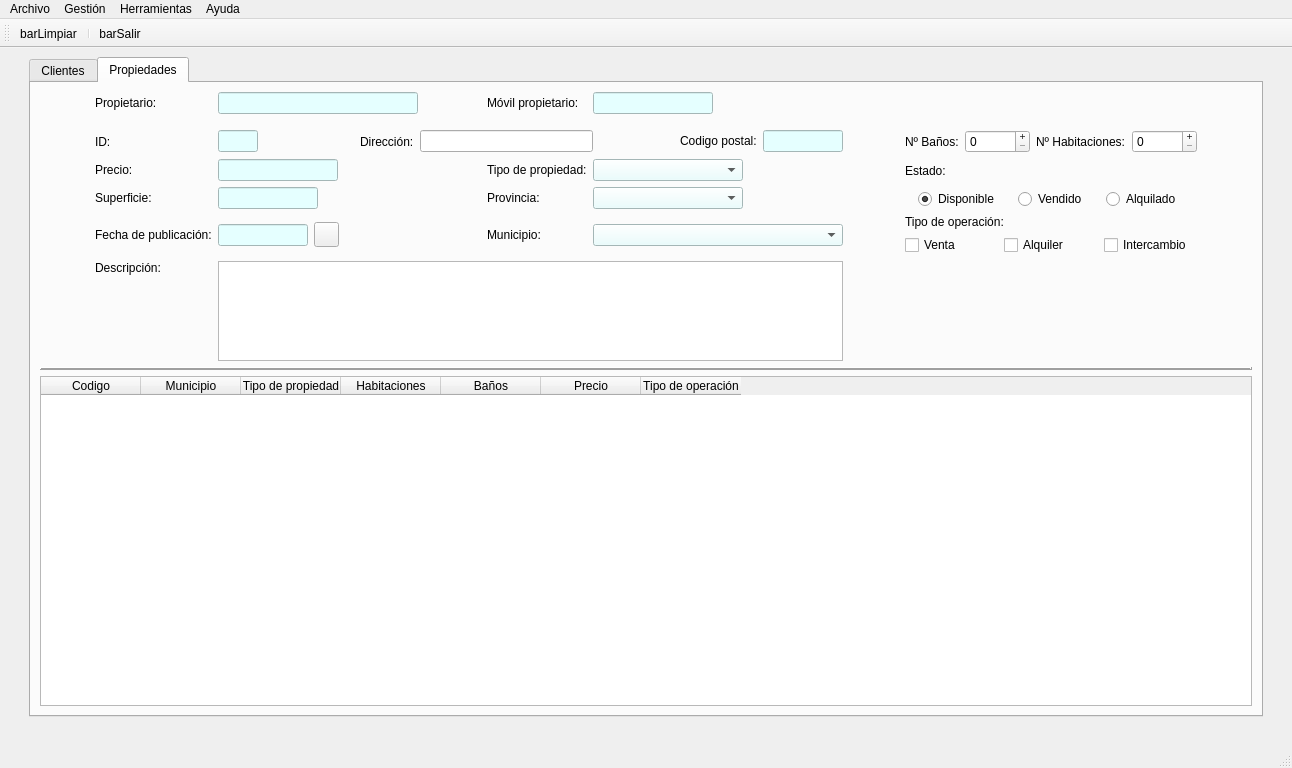
Semperz/ProyectoDI, file templates/venPrincipal.ui: the form before one commit.
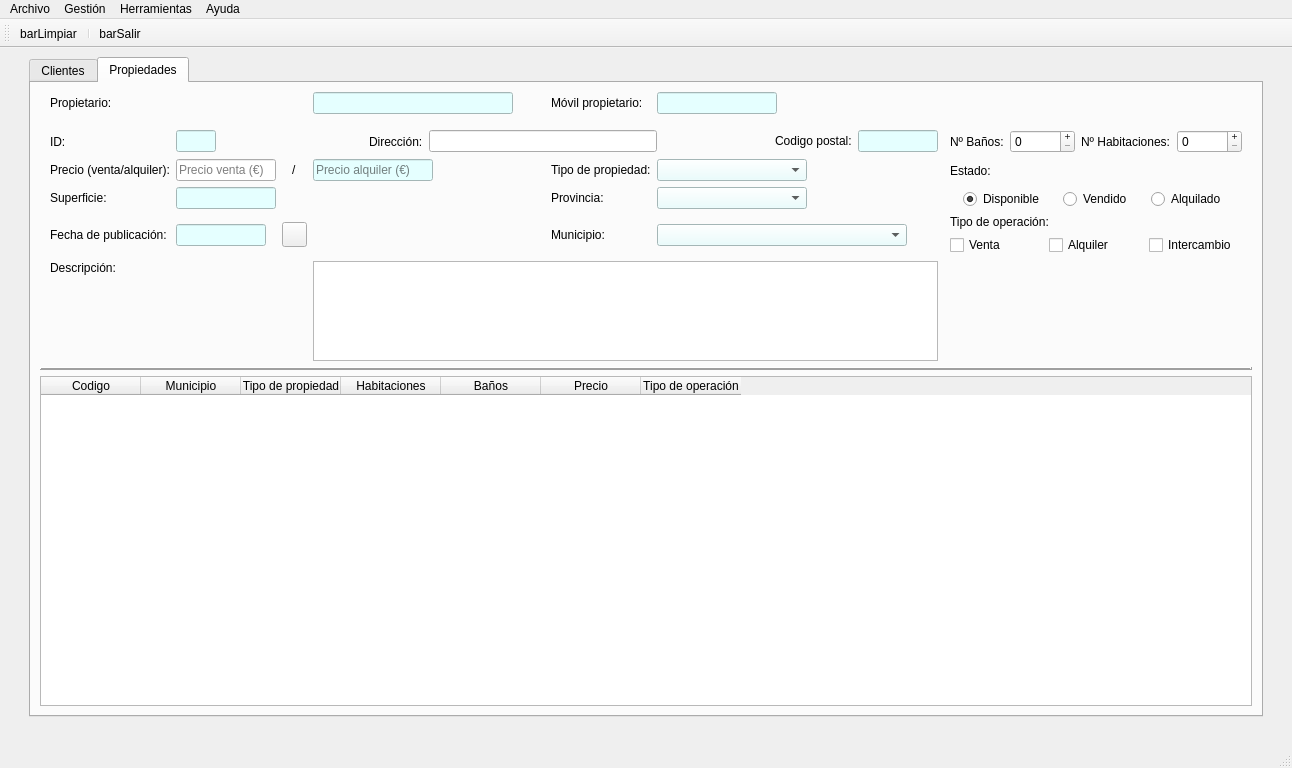
The form after the commit. Icons and pictures are not drawn.

Commit message: feat(main.java): add pop up window propiedades and new labels

```diff
--- a/templates/venPrincipal.ui
+++ b/templates/venPrincipal.ui
@@ -837,6 +837,156 @@
        <layout class="QGridLayout" name="gridLayout_5">
         <item row="0" column="1">
          <layout class="QGridLayout" name="gridLayout_4">
+          <item row="4" column="1">
+           <widget class="QLabel" name="lblSuperprop">
+            <property name="text">
+             <string>Superficie:</string>
+            </property>
+           </widget>
+          </item>
+          <item row="3" column="15" rowspan="2">
+           <layout class="QVBoxLayout" name="verticalLayout_2">
+            <item>
+             <widget class="QLabel" name="lblEstadoprop">
+              <property name="sizePolicy">
+               <sizepolicy hsizetype="Preferred" vsizetype="Preferred">
+                <horstretch>0</horstretch>
+                <verstretch>0</verstretch>
+               </sizepolicy>
+              </property>
+              <property name="text">
+               <string>Estado: </string>
+              </property>
+             </widget>
+            </item>
+            <item>
+             <layout class="QHBoxLayout" name="horizontalLayout_3">
+              <item>
+               <widget class="QRadioButton" name="rbtDisponibleprop">
+                <property name="sizePolicy">
+                 <sizepolicy hsizetype="Fixed" vsizetype="Fixed">
+                  <horstretch>0</horstretch>
+                  <verstretch>0</verstretch>
+                 </sizepolicy>
+                </property>
+                <property name="text">
+                 <string>Disponible</string>
+                </property>
+                <property name="checked">
+                 <bool>true</bool>
+                </property>
+                <attribute name="buttonGroup">
+                 <string notr="true">btnGroupTipoOprop</string>
+                </attribute>
+               </widget>
+              </item>
+              <item>
+               <widget class="QRadioButton" name="rbtVendidoprop">
+                <property name="sizePolicy">
+                 <sizepolicy hsizetype="Fixed" vsizetype="Fixed">
+                  <horstretch>0</horstretch>
+                  <verstretch>0</verstretch>
+                 </sizepolicy>
+                </property>
+                <property name="text">
+                 <string>Vendido</string>
+                </property>
+                <attribute name="buttonGroup">
+                 <string notr="true">btnGroupTipoOprop</string>
+                </attribute>
+               </widget>
+              </item>
+              <item>
+               <widget class="QRadioButton" name="rbtAlquiladoprop">
+                <property name="sizePolicy">
+                 <sizepolicy hsizetype="Fixed" vsizetype="Fixed">
+                  <horstretch>0</horstretch>
+                  <verstretch>0</verstretch>
+                 </sizepolicy>
+                </property>
+                <property name="text">
+                 <string>Alquilado</string>
+                </property>
+                <attribute name="buttonGroup">
+                 <string notr="true">btnGroupTipoOprop</string>
+                </attribute>
+               </widget>
+              </item>
+             </layout>
+            </item>
+           </layout>
+          </item>
+          <item row="2" column="7" colspan="4">
+           <widget class="QLineEdit" name="lineEdit"/>
+          </item>
+          <item row="0" column="4" colspan="5">
+           <widget class="QLineEdit" name="txtProp">
+            <property name="minimumSize">
+             <size>
+              <width>200</width>
+              <height>0</height>
+             </size>
+            </property>
+            <property name="maximumSize">
+             <size>
+              <width>200</width>
+              <height>16777215</height>
+             </size>
+            </property>
+            <property name="styleSheet">
+             <string notr="true">background-color:rgb(229, 255, 255);</string>
+            </property>
+            <property name="text">
+             <string/>
+            </property>
+           </widget>
+          </item>
+          <item row="5" column="1">
+           <widget class="QLabel" name="lblFechaprop">
+            <property name="text">
+             <string>Fecha de publicación:</string>
+            </property>
+           </widget>
+          </item>
+          <item row="0" column="9">
+           <widget class="QLabel" name="lblMovilprop">
+            <property name="text">
+             <string>Móvil propietario:</string>
+            </property>
+           </widget>
+          </item>
+          <item row="3" column="10" colspan="3">
+           <widget class="QComboBox" name="cmbTipoprop">
+            <property name="minimumSize">
+             <size>
+              <width>150</width>
+              <height>0</height>
+             </size>
+            </property>
+            <property name="maximumSize">
+             <size>
+              <width>150</width>
+              <height>16777215</height>
+             </size>
+            </property>
+            <property name="styleSheet">
+             <string notr="true">background-color:rgb(229, 255, 255);</string>
+            </property>
+           </widget>
+          </item>
+          <item row="2" column="14">
+           <spacer name="horizontalSpacer_11">
+            <property name="orientation">
+             <enum>Qt::Horizontal</enum>
+            </property>
+            <property name="sizeHint" stdset="0">
+             <size>
+              <width>20</width>
+              <height>20</height>
+             </size>
+            </property>
+           </spacer>
+          </item>
           <item row="0" column="0">
            <spacer name="horizontalSpacer_17">
             <property name="orientation">
@@ -850,7 +1000,23 @@
             </property>
            </spacer>
           </item>
-          <item row="1" column="0" colspan="15">
+          <item row="2" column="5">
+           <spacer name="horizontalSpacer_10">
+            <property name="orientation">
+             <enum>Qt::Horizontal</enum>
+            </property>
+            <property name="sizeType">
+             <enum>QSizePolicy::Fixed</enum>
+            </property>
+            <property name="sizeHint" stdset="0">
+             <size>
+              <width>40</width>
+              <height>20</height>
+             </size>
+            </property>
+           </spacer>
+          </item>
+          <item row="1" column="0" colspan="17">
            <spacer name="verticalSpacer_5">
             <property name="orientation">
              <enum>Qt::Vertical</enum>
@@ -866,7 +1032,7 @@
             </property>
            </spacer>
           </item>
-          <item row="0" column="14">
+          <item row="0" column="16">
            <spacer name="horizontalSpacer_18">
             <property name="orientation">
              <enum>Qt::Horizontal</enum>
@@ -879,7 +1045,7 @@
             </property>
            </spacer>
           </item>
-          <item row="2" column="9">
+          <item row="2" column="11">
            <spacer name="horizontalSpacer_19">
             <property name="orientation">
              <enum>Qt::Horizontal</enum>
@@ -892,23 +1058,7 @@
             </property>
            </spacer>
           </item>
-          <item row="2" column="3">
-           <spacer name="horizontalSpacer_10">
-            <property name="orientation">
-             <enum>Qt::Horizontal</enum>
-            </property>
-            <property name="sizeType">
-             <enum>QSizePolicy::Fixed</enum>
-            </property>
-            <property name="sizeHint" stdset="0">
-             <size>
-              <width>40</width>
-              <height>20</height>
-             </size>
-            </property>
-           </spacer>
-          </item>
-          <item row="3" column="6" rowspan="3">
+          <item row="3" column="8" rowspan="3">
            <spacer name="horizontalSpacer_14">
             <property name="orientation">
              <enum>Qt::Horizontal</enum>
@@ -921,90 +1071,7 @@
             </property>
            </spacer>
           </item>
-          <item row="2" column="12">
-           <spacer name="horizontalSpacer_11">
-            <property name="orientation">
-             <enum>Qt::Horizontal</enum>
-            </property>
-            <property name="sizeHint" stdset="0">
-             <size>
-              <width>20</width>
-              <height>20</height>
-             </size>
-            </property>
-           </spacer>
-          </item>
-          <item row="2" column="14" rowspan="5">
-           <spacer name="horizontalSpacer_16">
-            <property name="orientation">
-             <enum>Qt::Horizontal</enum>
-            </property>
-            <property name="sizeHint" stdset="0">
-             <size>
-              <width>40</width>
-              <height>20</height>
-             </size>
-            </property>
-           </spacer>
-          </item>
-          <item row="5" column="2">
-           <widget class="QLineEdit" name="txtFechaprop">
-            <property name="minimumSize">
-             <size>
-              <width>90</width>
-              <height>4</height>
-             </size>
-            </property>
-            <property name="maximumSize">
-             <size>
-              <width>90</width>
-              <height>16777215</height>
-             </size>
-            </property>
-            <property name="styleSheet">
-             <string notr="true">background-color:rgb(229, 255, 255);</string>
-            </property>
-            <property name="alignment">
-             <set>Qt::AlignCenter</set>
-            </property>
-           </widget>
-          </item>
-          <item row="5" column="3">
-           <widget class="QPushButton" name="btnFechaprop">
-            <property name="minimumSize">
-             <size>
-              <width>25</width>
-              <height>25</height>
-             </size>
-            </property>
-            <property name="maximumSize">
-             <size>
-              <width>25</width>
-              <height>25</height>
-             </size>
-            </property>
-            <property name="styleSheet">
-             <string notr="true"/>
-            </property>
-            <property name="text">
-             <string/>
-            </property>
-            <property name="icon">
-             <iconset>
-              <normaloff>../img/calendario.ico</normaloff>../img/calendario.ico</iconset>
-            </property>
-            <property name="iconSize">
-             <size>
-              <width>25</width>
-              <height>25</height>
-             </size>
-            </property>
-            <property name="checkable">
-             <bool>false</bool>
-            </property>
-           </widget>
-          </item>
-          <item row="5" column="7">
+          <item row="5" column="9">
            <widget class="QLabel" name="lblMuniprop">
             <property name="sizePolicy">
              <sizepolicy hsizetype="Fixed" vsizetype="Fixed">
@@ -1023,14 +1090,27 @@
             </property>
            </widget>
           </item>
-          <item row="2" column="1">
-           <widget class="QLabel" name="lblID">
+          <item row="2" column="16" rowspan="5">
+           <spacer name="horizontalSpacer_16">
+            <property name="orientation">
+             <enum>Qt::Horizontal</enum>
+            </property>
+            <property name="sizeHint" stdset="0">
+             <size>
+              <width>40</width>
+              <height>20</height>
+             </size>
+            </property>
+           </spacer>
+          </item>
+          <item row="4" column="9">
+           <widget class="QLabel" name="lblProvprop">
             <property name="text">
-             <string>ID:</string>
+             <string>Provincia:</string>
             </property>
            </widget>
           </item>
-          <item row="0" column="8" colspan="3">
+          <item row="0" column="10" colspan="3">
            <widget class="QLineEdit" name="txtMovilprop">
             <property name="minimumSize">
              <size>
@@ -1052,7 +1132,7 @@
             </property>
            </widget>
           </item>
-          <item row="3" column="2" colspan="4">
+          <item row="3" column="4" colspan="4">
            <widget class="QLineEdit" name="txtPrecioprop">
             <property name="minimumSize">
              <size>
@@ -1075,16 +1155,12 @@
             <property name="maxLength">
              <number>32780</number>
             </property>
-           </widget>
-          </item>
-          <item row="4" column="7">
-           <widget class="QLabel" name="lblProvprop">
-            <property name="text">
-             <string>Provincia:</string>
+            <property name="placeholderText">
+             <string>Precio alquiler (€)</string>
             </property>
            </widget>
           </item>
-          <item row="3" column="7">
+          <item row="3" column="9">
            <widget class="QLabel" name="lblTipoprop">
             <property name="sizePolicy">
              <sizepolicy hsizetype="Preferred" vsizetype="Preferred">
@@ -1097,31 +1173,10 @@
             </property>
            </widget>
           </item>
-          <item row="4" column="2" colspan="3">
-           <widget class="QLineEdit" name="txtSuperprop">
-            <property name="sizePolicy">
-             <sizepolicy hsizetype="Expanding" vsizetype="Fixed">
-              <horstretch>0</horstretch>
-              <verstretch>0</verstretch>
-             </sizepolicy>
-            </property>
-            <property name="minimumSize">
-             <size>
-              <width>100</width>
-              <height>0</height>
-             </size>
-            </property>
-            <property name="maximumSize">
-             <size>
-              <width>100</width>
-              <height>16777215</height>
-             </size>
-            </property>
-            <property name="styleSheet">
-             <string notr="true">background-color:rgb(229, 255, 255);</string>
-            </property>
+          <item row="2" column="1">
+           <widget class="QLabel" name="lblID">
             <property name="text">
-             <string/>
+             <string>ID:</string>
             </property>
            </widget>
           </item>
@@ -1151,7 +1206,7 @@
             </property>
            </widget>
           </item>
-          <item row="4" column="8" colspan="3">
+          <item row="4" column="10" colspan="3">
            <widget class="QComboBox" name="cmbProvprop">
             <property name="minimumSize">
              <size>
@@ -1170,7 +1225,7 @@
             </property>
            </widget>
           </item>
-          <item row="5" column="8" colspan="4">
+          <item row="5" column="10" colspan="4">
            <widget class="QComboBox" name="cmbMuniprop">
             <property name="sizePolicy">
              <sizepolicy hsizetype="Preferred" vsizetype="Fixed">
@@ -1195,151 +1250,7 @@
             </property>
            </widget>
           </item>
-          <item row="0" column="2" colspan="5">
-           <widget class="QLineEdit" name="txtProp">
-            <property name="minimumSize">
-             <size>
-              <width>200</width>
-              <height>0</height>
-             </size>
-            </property>
-            <property name="maximumSize">
-             <size>
-              <width>200</width>
-              <height>16777215</height>
-             </size>
-            </property>
-            <property name="styleSheet">
-             <string notr="true">background-color:rgb(229, 255, 255);</string>
-            </property>
-            <property name="text">
-             <string/>
-            </property>
-           </widget>
-          </item>
-          <item row="5" column="1">
-           <widget class="QLabel" name="lblFechaprop">
-            <property name="text">
-             <string>Fecha de publicación:</string>
-            </property>
-           </widget>
-          </item>
-          <item row="2" column="5" colspan="4">
-           <widget class="QLineEdit" name="lineEdit"/>
-          </item>
-          <item row="3" column="8" colspan="3">
-           <widget class="QComboBox" name="cmbTipoprop">
-            <property name="minimumSize">
-             <size>
-              <width>150</width>
-              <height>0</height>
-             </size>
-            </property>
-            <property name="maximumSize">
-             <size>
-              <width>150</width>
-              <height>16777215</height>
-             </size>
-            </property>
-            <property name="styleSheet">
-             <string notr="true">background-color:rgb(229, 255, 255);</string>
-            </property>
-           </widget>
-          </item>
-          <item row="0" column="7">
-           <widget class="QLabel" name="lblMovilprop">
-            <property name="text">
-             <string>Móvil propietario:</string>
-            </property>
-           </widget>
-          </item>
-          <item row="3" column="13" rowspan="2">
-           <layout class="QVBoxLayout" name="verticalLayout_2">
-            <item>
-             <widget class="QLabel" name="lblEstadoprop">
-              <property name="sizePolicy">
-               <sizepolicy hsizetype="Preferred" vsizetype="Preferred">
-                <horstretch>0</horstretch>
-                <verstretch>0</verstretch>
-               </sizepolicy>
-              </property>
-              <property name="text">
-               <string>Estado: </string>
-              </property>
-             </widget>
-            </item>
-            <item>
-             <layout class="QHBoxLayout" name="horizontalLayout_3">
-              <item>
-               <widget class="QRadioButton" name="rbtDisponibleprop">
-                <property name="sizePolicy">
-                 <sizepolicy hsizetype="Fixed" vsizetype="Fixed">
-                  <horstretch>0</horstretch>
-                  <verstretch>0</verstretch>
-                 </sizepolicy>
-                </property>
-                <property name="text">
-                 <string>Disponible</string>
-                </property>
-                <property name="checked">
-                 <bool>true</bool>
-                </property>
-                <attribute name="buttonGroup">
-                 <string notr="true">btnGroupTipoOprop</string>
-                </attribute>
-               </widget>
-              </item>
-              <item>
-               <widget class="QRadioButton" name="rbtVendidoprop">
-                <property name="sizePolicy">
-                 <sizepolicy hsizetype="Fixed" vsizetype="Fixed">
-                  <horstretch>0</horstretch>
-                  <verstretch>0</verstretch>
-                 </sizepolicy>
-                </property>
-                <property name="text">
-                 <string>Vendido</string>
-                </property>
-                <attribute name="buttonGroup">
-                 <string notr="true">btnGroupTipoOprop</string>
-                </attribute>
-               </widget>
-              </item>
-              <item>
-               <widget class="QRadioButton" name="rbtAlquiladoprop">
-                <property name="sizePolicy">
-                 <sizepolicy hsizetype="Fixed" vsizetype="Fixed">
-                  <horstretch>0</horstretch>
-                  <verstretch>0</verstretch>
-                 </sizepolicy>
-                </property>
-                <property name="text">
-                 <string>Alquilado</string>
-                </property>
-                <attribute name="buttonGroup">
-                 <string notr="true">btnGroupTipoOprop</string>
-                </attribute>
-               </widget>
-              </item>
-             </layout>
-            </item>
-           </layout>
-          </item>
-          <item row="4" column="1">
-           <widget class="QLabel" name="lblSuperprop">
-            <property name="text">
-             <string>Superficie:</string>
-            </property>
-           </widget>
-          </item>
-          <item row="2" column="4">
-           <widget class="QLabel" name="label">
-            <property name="text">
-             <string>Dirección:</string>
-            </property>
-           </widget>
-          </item>
-          <item row="2" column="10" alignment="Qt::AlignHCenter">
+          <item row="2" column="12" alignment="Qt::AlignHCenter">
            <widget class="QLabel" name="lblCPprop">
             <property name="sizePolicy">
              <sizepolicy hsizetype="Minimum" vsizetype="Fixed">
@@ -1352,7 +1263,14 @@
             </property>
            </widget>
           </item>
-          <item row="2" column="13">
+          <item row="2" column="6">
+           <widget class="QLabel" name="label">
+            <property name="text">
+             <string>Dirección:</string>
+            </property>
+           </widget>
+          </item>
+          <item row="2" column="15">
            <layout class="QHBoxLayout" name="horizontalLayout_5">
             <item>
              <widget class="QLabel" name="lblBanosprop">
@@ -1411,7 +1329,14 @@
             </item>
            </layout>
           </item>
-          <item row="5" column="13">
+          <item row="6" column="1" alignment="Qt::AlignTop">
+           <widget class="QLabel" name="lblDescriprop">
+            <property name="text">
+             <string>Descripción:</string>
+            </property>
+           </widget>
+          </item>
+          <item row="5" column="15">
            <layout class="QVBoxLayout" name="verticalLayout_3">
             <item>
              <widget class="QLabel" name="lblTipoperprop">
@@ -1450,14 +1375,7 @@
             </item>
            </layout>
           </item>
-          <item row="6" column="1" alignment="Qt::AlignTop">
-           <widget class="QLabel" name="lblDescriprop">
-            <property name="text">
-             <string>Descripción:</string>
-            </property>
-           </widget>
-          </item>
-          <item row="6" column="2" colspan="10">
+          <item row="6" column="4" colspan="10">
            <widget class="QTextEdit" name="areatxtDescriprop">
             <property name="sizePolicy">
              <sizepolicy hsizetype="Expanding" vsizetype="Fixed">
@@ -1479,7 +1397,7 @@
             </property>
            </widget>
           </item>
-          <item row="2" column="11">
+          <item row="2" column="13">
            <widget class="QLineEdit" name="txtCPprop">
             <property name="minimumSize">
              <size>
@@ -1504,7 +1422,49 @@
           <item row="3" column="1">
            <widget class="QLabel" name="lblPrecioprop">
             <property name="text">
-             <string>Precio:</string>
+             <string>Precio (venta/alquiler):</string>
+            </property>
+           </widget>
+          </item>
+          <item row="3" column="3" alignment="Qt::AlignHCenter">
+           <widget class="QLabel" name="label_2">
+            <property name="text">
+             <string>/</string>
+            </property>
+           </widget>
+          </item>
+          <item row="3" column="2">
+           <widget class="QLineEdit" name="lineEdit_2">
+            <property name="placeholderText">
+             <string>Precio venta (€)</string>
+            </property>
+           </widget>
+          </item>
+          <item row="4" column="2">
+           <widget class="QLineEdit" name="txtSuperprop">
+            <property name="sizePolicy">
+             <sizepolicy hsizetype="Expanding" vsizetype="Fixed">
+              <horstretch>0</horstretch>
+              <verstretch>0</verstretch>
+             </sizepolicy>
+            </property>
+            <property name="minimumSize">
+             <size>
+              <width>100</width>
+              <height>0</height>
+             </size>
+            </property>
+            <property name="maximumSize">
+             <size>
+              <width>100</width>
+              <height>16777215</height>
+             </size>
+            </property>
+            <property name="styleSheet">
+             <string notr="true">background-color:rgb(229, 255, 255);</string>
+            </property>
+            <property name="text">
+             <string/>
             </property>
            </widget>
           </item>
@@ -1530,6 +1490,63 @@
             </property>
            </widget>
           </item>
+          <item row="5" column="2">
+           <widget class="QLineEdit" name="txtFechaprop">
+            <property name="minimumSize">
+             <size>
+              <width>90</width>
+              <height>4</height>
+             </size>
+            </property>
+            <property name="maximumSize">
+             <size>
+              <width>90</width>
+              <height>16777215</height>
+             </size>
+            </property>
+            <property name="styleSheet">
+             <string notr="true">background-color:rgb(229, 255, 255);</string>
+            </property>
+            <property name="alignment">
+             <set>Qt::AlignCenter</set>
+            </property>
+           </widget>
+          </item>
+          <item row="5" column="3">
+           <widget class="QPushButton" name="btnFechaprop">
+            <property name="minimumSize">
+             <size>
+              <width>25</width>
+              <height>25</height>
+             </size>
+            </property>
+            <property name="maximumSize">
+             <size>
+              <width>25</width>
+              <height>25</height>
+             </size>
+            </property>
+            <property name="styleSheet">
+             <string notr="true"/>
+            </property>
+            <property name="text">
+             <string/>
+            </property>
+            <property name="icon">
+             <iconset>
+              <normaloff>C:/Users/a23sergiopg/.designer/img/calendario.ico</normaloff>C:/Users/a23sergiopg/.designer/img/calendario.ico</iconset>
+            </property>
+            <property name="iconSize">
+             <size>
+              <width>25</width>
+              <height>25</height>
+             </size>
+            </property>
+            <property name="checkable">
+             <bool>false</bool>
+            </property>
+           </widget>
+          </item>
          </layout>
         </item>
         <item row="1" column="1">
```
The commit also changes 8 other files.
